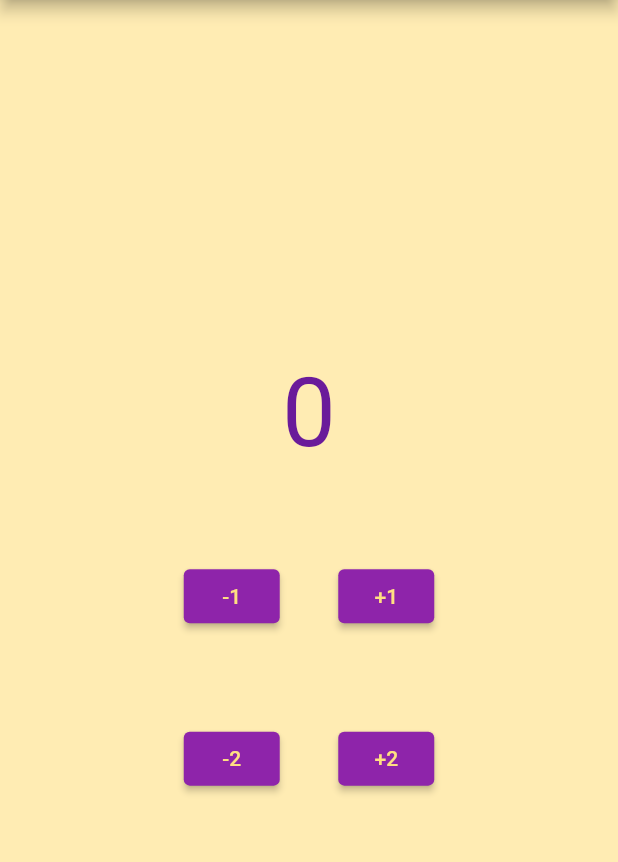
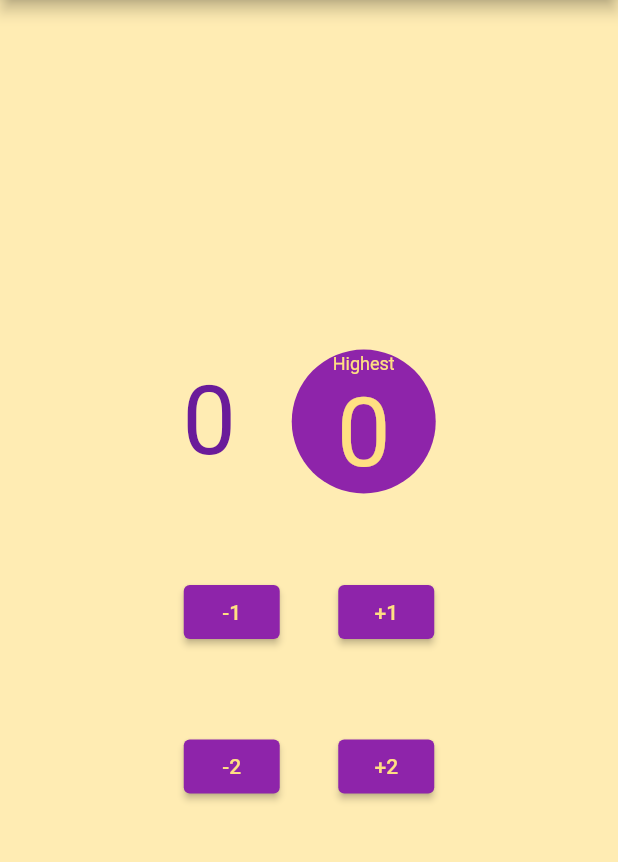
Before and after one commit to MSavioti/Estudo-Navegacao-Flutter, a Flutter app: the screen it shows after launch, on a phone screen of 412 x 824 dp, the part 84-946 px from its top. Run offline on Flutter 3.47's test engine with Material 2 defaults, Android fonts, the phone set to English and light mode, and no system bars.

Commit message:
implementado maior valor encontrado

```diff
--- a/lib/main.dart
+++ b/lib/main.dart
@@ -39,6 +39,7 @@ class HomePage extends StatefulWidget {
 
 class _HomePageState extends State<HomePage> {
   int _counter = 0;
+  int _highestValue = 0;
 
   void _decrementCounter([int value = 1]) {
     setState(() {
@@ -49,6 +50,8 @@ class _HomePageState extends State<HomePage> {
   void _incrementCounter([int value = 1]) {
     setState(() {
       _counter += value;
+
+      if (_counter > _highestValue) _highestValue = _counter;
     });
   }
 
@@ -69,12 +72,40 @@ class _HomePageState extends State<HomePage> {
               mainAxisAlignment: MainAxisAlignment.spaceEvenly,
               crossAxisAlignment: CrossAxisAlignment.center,
               children: [
+                Row(
+                  mainAxisAlignment: MainAxisAlignment.spaceAround,
+                  children: [
                     Text(
                       _counter.toString(),
                       style: TextStyle(
                         fontSize: 64.0,
                         color: Colors.purple[800],
                       ),
+                    ),
+                    CircleAvatar(
+                      backgroundColor: Colors.purple[600],
+                      radius: 48.0,
+                      child: Column(
+                        mainAxisAlignment: MainAxisAlignment.spaceEvenly,
+                        children: [
+                          Text(
+                            'Highest',
+                            style: TextStyle(
+                              color: Colors.amber[200],
+                              fontSize: 12.0,
+                            ),
+                          ),
+                          Text(
+                            _highestValue.toString(),
+                            style: TextStyle(
+                              color: Colors.amber[200],
+                              fontSize: 64.0,
+                            ),
+                          ),
+                        ],
+                      ),
+                    )
+                  ],
                 ),
                 Row(
                   mainAxisAlignment: MainAxisAlignment.spaceAround,
@@ -137,7 +168,7 @@ class _HomePageState extends State<HomePage> {
                       ),
                     ),
                   ],
-                )
+                ),
               ],
             ),
           ),
```
Lines whose indentation alone changed are shown as unchanged.
